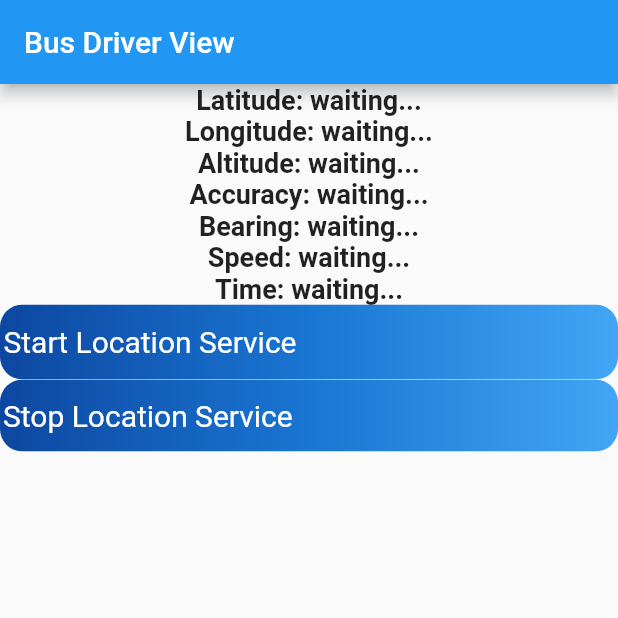
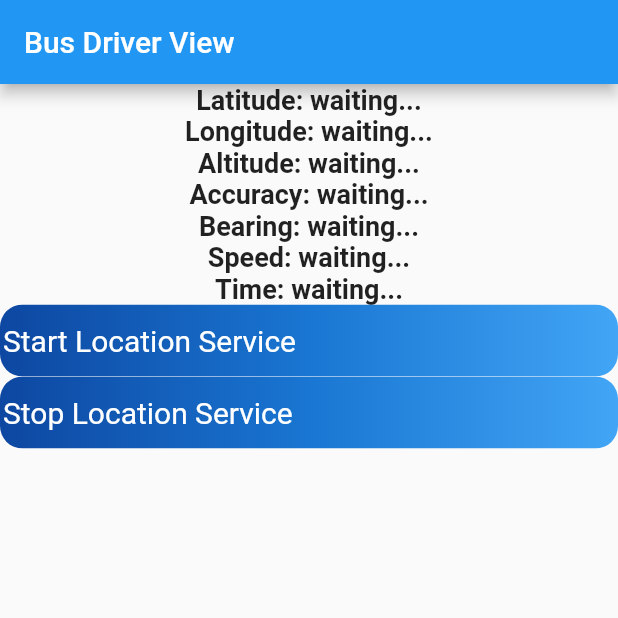
Before and after one commit to geoBusV1/geoBusApp, a Flutter app: the screen it shows after launch, after a tap on "Login as a bus driver", on a phone screen of 412 x 824 dp, the top half of it. Run offline on Flutter 3.47's test engine with Material 2 defaults, Android fonts, the phone set to English and light mode, and no system bars; missing offline and left inert: background_location.

Commit message:
fixed run-issue and adjusted routes

```diff
--- a/lib/busLocationBusDriverView.dart
+++ b/lib/busLocationBusDriverView.dart
@@ -65,10 +65,7 @@ class _BusLocationBusDriverViewState extends State<BusLocationBusDriverView> {
                         ),
                       ),
                     ),
-                    SizedBox(
-                      height: 50,
-                      width: 200,
-                      child: TextButton(
+                    TextButton(
                       style: TextButton.styleFrom(
                         padding: const EdgeInsets.all(2.0),
                         primary: Colors.white,
@@ -111,7 +108,7 @@ class _BusLocationBusDriverViewState extends State<BusLocationBusDriverView> {
                         });
                       },
                       child: const Text('Start Location Service'),
-                    ),)
+                    ),
                   ],
                 ),
               ),
```
